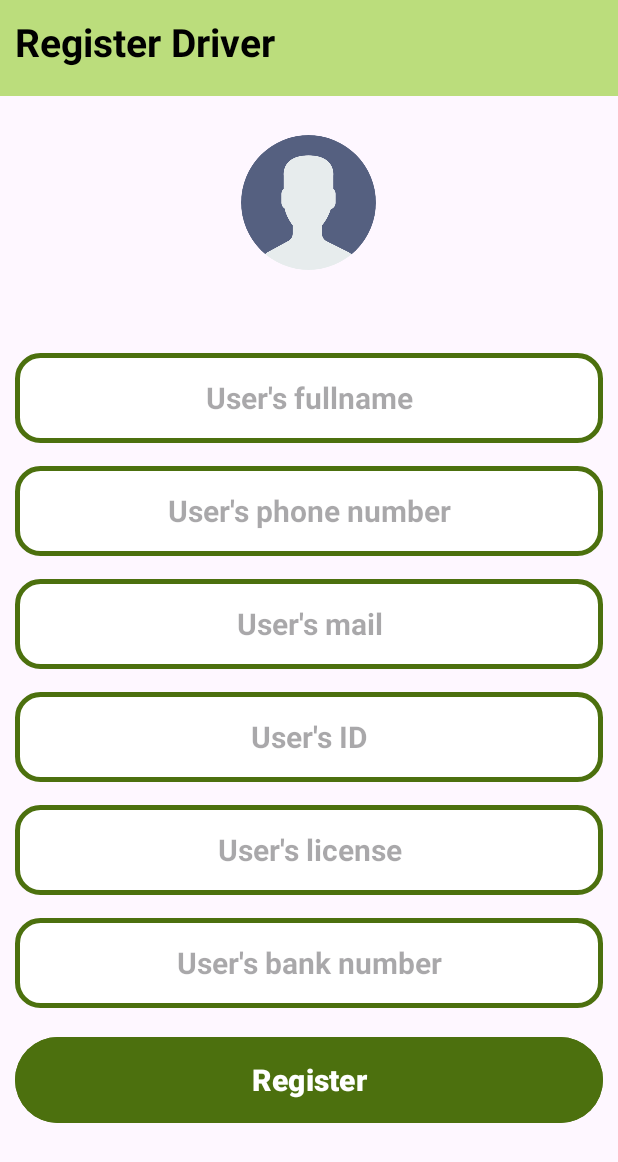
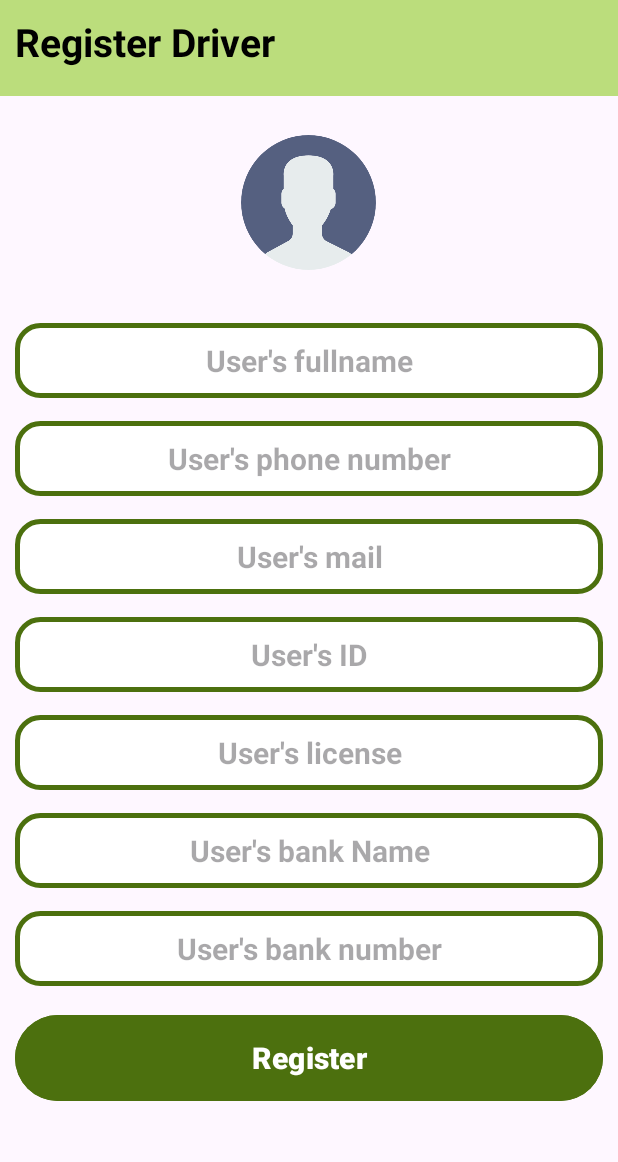
Before and after one commit to sangnguyen02/Ecommerce, an Android app: the RegisterDriverActivityUser screen opened directly, with no data from a screen before it, on a phone screen of 412 x 824 dp. Shown: the top 1162 px of the screen. Run offline under Robolectric (Android 15) with nearby library versions, the phone set to English and light mode, and no system bars; our stand-ins replace CircleImageView, Firebase (no records; nobody signed in at launch, a user with empty details on screens opened directly).

Commit message:
update DriverInfo Class
add Location, DriverBankName

```diff
--- a/app/src/main/java/com/example/ecommerce/User/Activities/RegisterDriverActivityUser.java
+++ b/app/src/main/java/com/example/ecommerce/User/Activities/RegisterDriverActivityUser.java
@@ -41,7 +41,7 @@ import de.hdodenhof.circleimageview.CircleImageView;
 
 public class RegisterDriverActivityUser extends AppCompatActivity {
 
-    EditText fullname, phoneNo, mail, id, license, bankNo;
+    EditText fullname, phoneNo, mail, id, license, bankNo, bankName;
     MaterialButton register;
 
     CircleImageView circleImageView;
@@ -62,6 +62,7 @@ public class RegisterDriverActivityUser extends AppCompatActivity {
         id = findViewById(R.id.editText_ID);
         license = findViewById(R.id.editText_license);
         bankNo = findViewById(R.id.editText_bankNo);
+        bankName = findViewById(R.id.editText_bankName);
         register = findViewById(R.id.register_driver_btn);
         circleImageView = findViewById(R.id.imageUser);
         _localPictureUrl = null;
@@ -129,18 +130,20 @@ public class RegisterDriverActivityUser extends AppCompatActivity {
         String idValue = id.getText().toString().trim();
         String licenseValue = license.getText().toString().trim();
         String bankNoValue = bankNo.getText().toString().trim();
+        String bankNameValue = bankName.getText().toString().trim();
 
-        //Generate File Name
+        //Generate FireBase File Name
         SimpleDateFormat formatter = new SimpleDateFormat("yyyy_MM_dd_HH_mm_ss");
         Date now = new Date();
         String filename = formatter.format(now);
         filename = filename + "_" + fullNameValue;
 
+        //ProgressDialog Be Responsive
         progressDialog = new ProgressDialog(this);
         progressDialog.setTitle("Registering...");
         progressDialog.show();
 
-        //Upload
+        //Upload Image To FireBase
         FirebaseStorage storage = FirebaseStorage.getInstance();
         StorageReference storageRef = storage.getReference();
         StorageReference imageRef = storageRef.child("DriverImage/" + filename);
@@ -152,7 +155,7 @@ public class RegisterDriverActivityUser extends AppCompatActivity {
                         // Save the download URL to Firebase Database or use it as needed
                         _firebaseDownloadUrl = uri.toString();
 
-                        DriverInfos driverInfos = new DriverInfos(phoneNoValue, fullNameValue, mailValue, idValue, licenseValue, 5f, 0, _firebaseDownloadUrl, bankNoValue, MyEnum.DriverStatus.PENDING);
+                        DriverInfos driverInfos = new DriverInfos(phoneNoValue, fullNameValue, mailValue, idValue, licenseValue, 5f, 0, _firebaseDownloadUrl,bankNameValue ,bankNoValue, MyEnum.DriverStatus.PENDING);
 
                         DatabaseReference databaseReference = FirebaseDatabase.getInstance().getReference("DriversInfo").child(driverInfos.getId());
                         databaseReference.setValue(driverInfos)
@@ -190,6 +193,7 @@ public class RegisterDriverActivityUser extends AppCompatActivity {
         String idValue = id.getText().toString().trim();
         String licenseValue = license.getText().toString().trim();
         String bankNoValue = bankNo.getText().toString().trim();
+        String bankNameValue = bankName.getText().toString().trim();
         Uri imageUriAfterSelected = _localPictureUrl;
         if (TextUtils.isEmpty(fullNameValue)) {
             showToast("Please enter your full name!");
@@ -218,6 +222,11 @@ public class RegisterDriverActivityUser extends AppCompatActivity {
 
         if (TextUtils.isEmpty(bankNoValue)) {
             showToast("Please enter your banking no!");
+            return false;
+        }
+
+        if (TextUtils.isEmpty(bankNameValue)) {
+            showToast("Please enter choose your bank!");
             return false;
         }
 
--- a/app/src/main/res/layout/activity_register_driver_user.xml
+++ b/app/src/main/res/layout/activity_register_driver_user.xml
@@ -36,7 +36,7 @@
         android:id="@+id/editSection"
         android:layout_width="match_parent"
         android:layout_height="wrap_content"
-        android:layout_marginTop="30dp"
+        android:layout_marginTop="10dp"
         android:gravity="center"
         android:orientation="vertical"
         android:padding="10dp"
@@ -44,7 +44,7 @@
         <EditText
             android:id="@+id/editText_fullname"
             android:layout_width="match_parent"
-            android:layout_height="60dp"
+            android:layout_height="50dp"
             android:layout_marginTop="15dp"
             android:background="@drawable/input_design"
             android:hint="User's fullname"
@@ -57,7 +57,7 @@
         <EditText
             android:id="@+id/editText_phoneNo"
             android:layout_width="match_parent"
-            android:layout_height="60dp"
+            android:layout_height="50dp"
             android:layout_marginTop="15dp"
             android:background="@drawable/input_design"
             android:hint="User's phone number"
@@ -72,7 +72,7 @@
         <EditText
             android:id="@+id/editText_mail"
             android:layout_width="match_parent"
-            android:layout_height="60dp"
+            android:layout_height="50dp"
             android:layout_marginTop="15dp"
             android:background="@drawable/input_design"
             android:hint="User's mail"
@@ -85,7 +85,7 @@
         <EditText
             android:id="@+id/editText_ID"
             android:layout_width="match_parent"
-            android:layout_height="60dp"
+            android:layout_height="50dp"
             android:layout_marginTop="15dp"
             android:background="@drawable/input_design"
             android:hint="User's ID"
@@ -98,7 +98,7 @@
         <EditText
             android:id="@+id/editText_license"
             android:layout_width="match_parent"
-            android:layout_height="60dp"
+            android:layout_height="50dp"
             android:layout_marginTop="15dp"
             android:background="@drawable/input_design"
             android:hint="User's license"
@@ -109,9 +109,22 @@
             android:textSize="20sp"/>
 
         <EditText
+            android:id="@+id/editText_bankName"
+            android:layout_width="match_parent"
+            android:layout_height="50dp"
+            android:layout_marginTop="15dp"
+            android:background="@drawable/input_design"
+            android:hint="User's bank Name"
+            android:inputType="number"
+            android:textAlignment="center"
+            android:textColor="@color/black"
+            android:textStyle="bold"
+            android:textSize="20sp"/>
+
+        <EditText
             android:id="@+id/editText_bankNo"
             android:layout_width="match_parent"
-            android:layout_height="60dp"
+            android:layout_height="50dp"
             android:layout_marginTop="15dp"
             android:background="@drawable/input_design"
             android:hint="User's bank number"
```
Also changed, not shown: app/src/main/java/com/example/ecommerce/Models/DriverInfos.java (+22 -1 lines).
